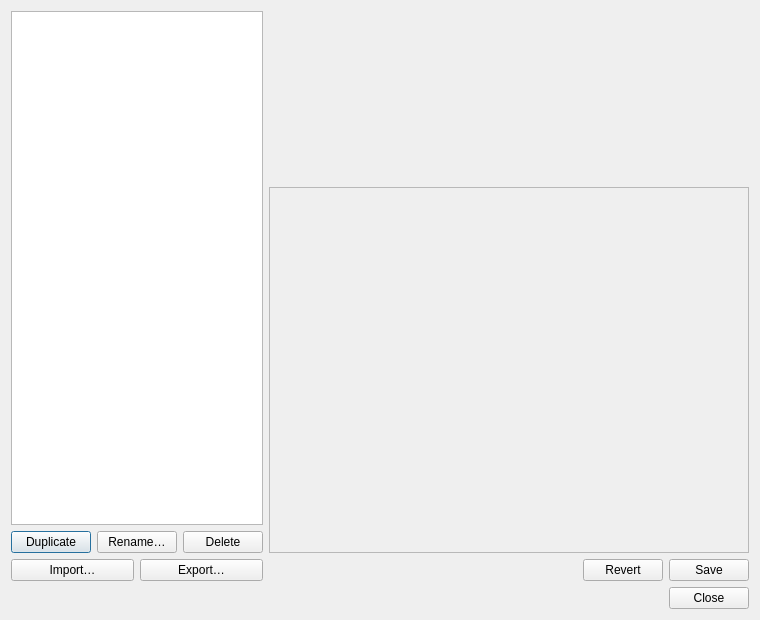
Above: widgets/stripeditor/presets/presetsdialog.ui from ShadobaDev/Platemaker-qt before the change. Below: the same form after it.
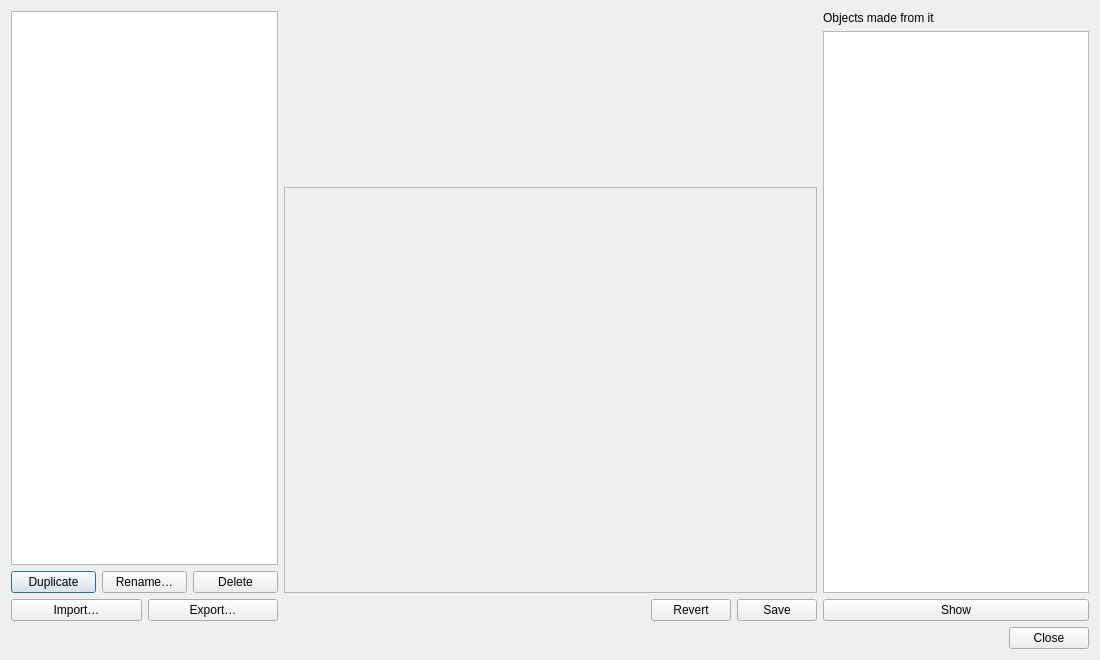
That is the form after the change.

Commit message: feat(strip-editor): an object remembers the preset it was made from

The edit to the form file:
```diff
--- a/widgets/stripeditor/presets/presetsdialog.ui
+++ b/widgets/stripeditor/presets/presetsdialog.ui
@@ -6,8 +6,8 @@
    <rect>
     <x>0</x>
     <y>0</y>
-    <width>760</width>
-    <height>620</height>
+    <width>1100</width>
+    <height>660</height>
    </rect>
   </property>
   <property name="windowTitle">
@@ -15,7 +15,7 @@
   </property>
   <layout class="QVBoxLayout" name="verticalLayoutDialog">
    <item>
-    <layout class="QHBoxLayout" name="horizontalLayoutColumns" stretch="1,2">
+    <layout class="QHBoxLayout" name="horizontalLayoutColumns" stretch="1,2,1">
      <item>
       <layout class="QVBoxLayout" name="verticalLayoutList">
        <item>
@@ -132,6 +132,39 @@
        </item>
       </layout>
      </item>
+     <item>
+      <layout class="QVBoxLayout" name="verticalLayoutUses">
+       <item>
+        <widget class="QLabel" name="labelUses">
+         <property name="text">
+          <string>Objects made from it</string>
+         </property>
+         <property name="wordWrap">
+          <bool>true</bool>
+         </property>
+        </widget>
+       </item>
+       <item>
+        <widget class="QTreeWidget" name="treeUses">
+         <property name="headerHidden">
+          <bool>true</bool>
+         </property>
+         <column>
+          <property name="text">
+           <string notr="true">1</string>
+          </property>
+         </column>
+        </widget>
+       </item>
+       <item>
+        <widget class="QPushButton" name="pushButtonShow">
+         <property name="text">
+          <string>Show</string>
+         </property>
+        </widget>
+       </item>
+      </layout>
+     </item>
     </layout>
    </item>
    <item>
```
The commit also changes 25 other files.
